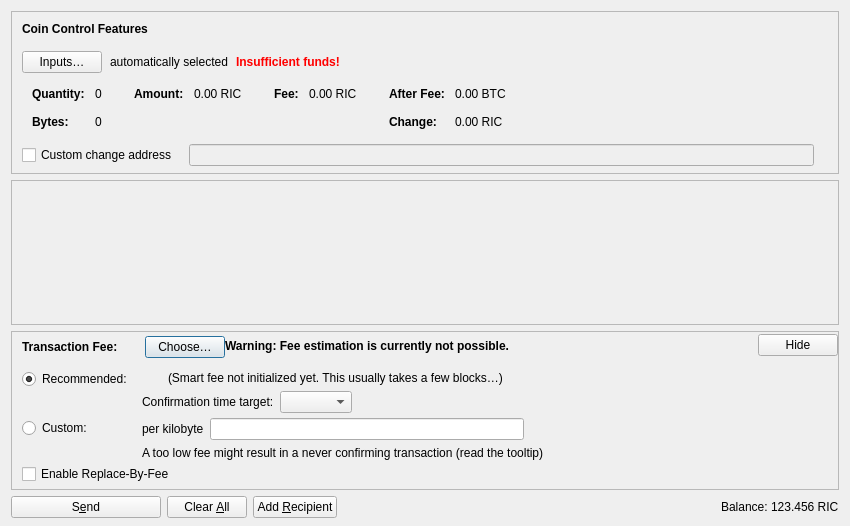
Above: src/qt/forms/sendcoinsdialog.ui from RiecoinTeam/Riecoin before the change. Below: the same form after it.
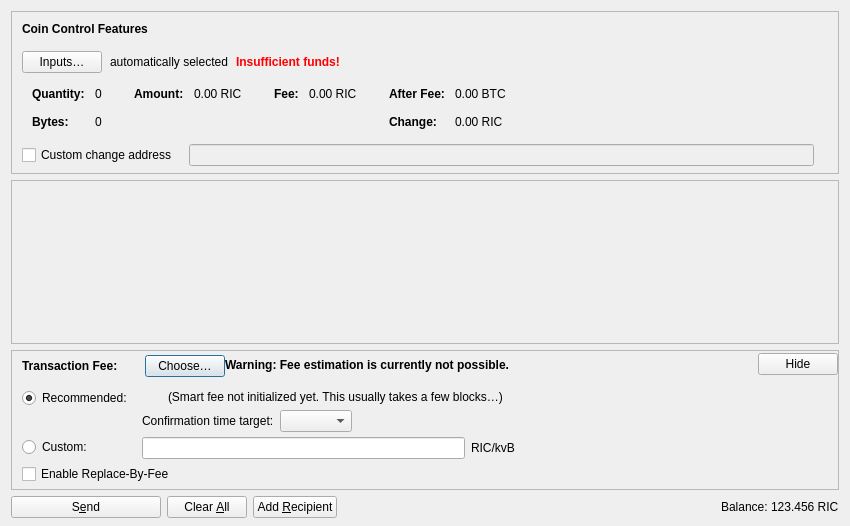
That is the form after the change. Icons and pictures are not drawn. Custom widgets are drawn as their Qt base class.

```diff
--- a/src/qt/forms/sendcoinsdialog.ui
+++ b/src/qt/forms/sendcoinsdialog.ui
@@ -822,6 +822,9 @@
                </property>
                <item>
                 <layout class="QHBoxLayout" name="horizontalLayoutFee13">
+                 <item>
+                  <widget class="RiecoinAmountField" name="customFee"/>
+                 </item>
                  <item>
                   <widget class="QLabel" name="labelCustomPerKilobyte">
                    <property name="toolTip">
@@ -830,13 +833,10 @@
 Note:  Since the fee is calculated on a per-byte basis, a fee rate of "100 riemanns per kvB" for a transaction size of 500 virtual bytes (half of 1 kvB) would ultimately yield a fee of only 50 riemanns.</string>
                    </property>
                    <property name="text">
-                    <string>per kilobyte</string>
+                    <string>RIC/kvB</string>
                    </property>
                   </widget>
                  </item>
-                 <item>
-                  <widget class="BitcoinAmountField" name="customFee"/>
-                 </item>
                  <item>
                   <spacer name="horizontalSpacer_6">
                    <property name="orientation">
@@ -854,19 +854,6 @@
                </item>
                <item>
                 <layout class="QHBoxLayout" name="horizontalLayoutFee8">
-                 <item>
-                  <widget class="QLabel" name="labelCustomFeeWarning">
-                   <property name="enabled">
-                    <bool>true</bool>
-                   </property>
-                   <property name="toolTip">
-                    <string>When there is less transaction volume than space in the blocks, miners as well as relaying nodes may enforce a minimum fee. Paying only this minimum fee is just fine, but be aware that this can result in a never confirming transaction once there is more demand for Riecoin transactions than the network can process.</string>
-                   </property>
-                   <property name="text">
-                    <string>A too low fee might result in a never confirming transaction (read the tooltip)</string>
-                   </property>
-                  </widget>
-                 </item>
                  <item>
                   <spacer name="horizontalSpacer_2">
                    <property name="orientation">
@@ -1097,7 +1084,7 @@
         <string>S&amp;end</string>
        </property>
        <property name="icon">
-        <iconset resource="../bitcoin.qrc">
+        <iconset resource="../riecoin.qrc">
          <normaloff>:/icons/send</normaloff>:/icons/send</iconset>
        </property>
        <property name="autoDefault">
@@ -1123,7 +1110,7 @@
         <string>Clear &amp;All</string>
        </property>
        <property name="icon">
-        <iconset resource="../bitcoin.qrc">
+        <iconset resource="../riecoin.qrc">
          <normaloff>:/icons/remove</normaloff>:/icons/remove</iconset>
        </property>
        <property name="autoDefault">
@@ -1140,7 +1127,7 @@
         <string>Add &amp;Recipient</string>
        </property>
        <property name="icon">
-        <iconset resource="../bitcoin.qrc">
+        <iconset resource="../riecoin.qrc">
          <normaloff>:/icons/add</normaloff>:/icons/add</iconset>
        </property>
        <property name="autoDefault">
@@ -1211,14 +1198,14 @@
    <header>qt/qvalidatedlineedit.h</header>
   </customwidget>
   <customwidget>
-   <class>BitcoinAmountField</class>
+   <class>RiecoinAmountField</class>
    <extends>QLineEdit</extends>
    <header>qt/riecoinamountfield.h</header>
    <container>1</container>
   </customwidget>
  </customwidgets>
  <resources>
-  <include location="../bitcoin.qrc"/>
+  <include location="../riecoin.qrc"/>
  </resources>
  <connections/>
  <buttongroups>
```
